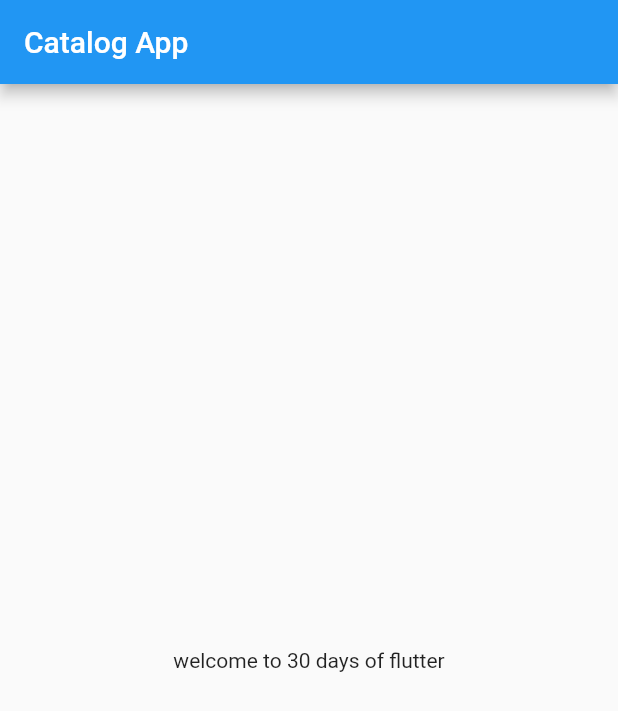
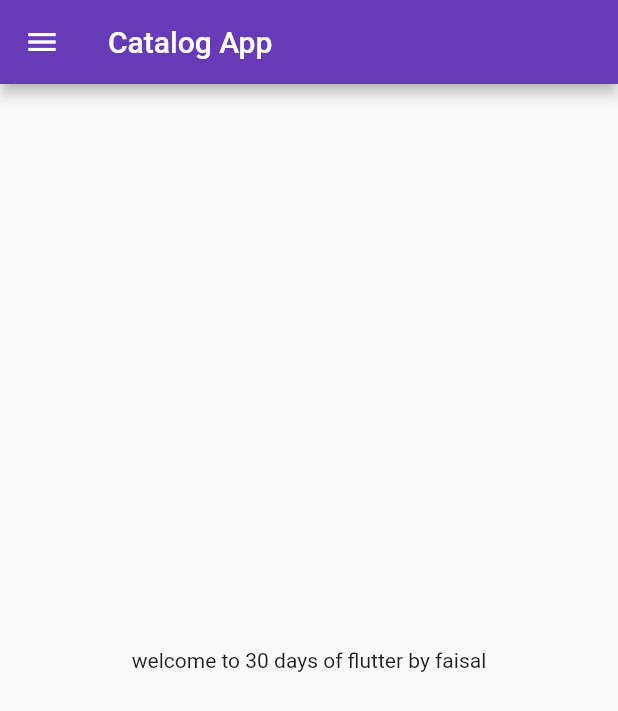
Before and after one commit to mdfaisalislam/tutorial_flutter, a Flutter app: the HomePage screen opened directly, on a phone screen of 412 x 824 dp. Shown: the top 711 px of the screen. Run offline on Flutter 3.47's test engine with Material 2 defaults, Android fonts, the phone set to English and light mode, and no system bars.

Commit message:
day 3 completed

```diff
--- a/lib/home_page.dart
+++ b/lib/pages/home_page.dart
@@ -1,8 +1,8 @@
 import 'package:flutter/material.dart';
 
 class HomePage extends StatelessWidget {
-  const HomePage({super.key});
-
+  final int days = 30;
+  final String name = "faisal";
   @override
   Widget build(BuildContext context) {
     return Scaffold(
@@ -11,9 +11,10 @@ class HomePage extends StatelessWidget {
       ),
       body: Center(
         child: Container(
-          child: Text("welcome to 30 days of flutter"),
+          child: Text("welcome to $days days of flutter by $name"),
         ),
       ),
+      drawer: Drawer(),
     );
   }
 }
```
Also changed, not shown: lib/main.dart (+12 -4 lines), lib/pages/login_page.dart (added, +19 -0 lines).
